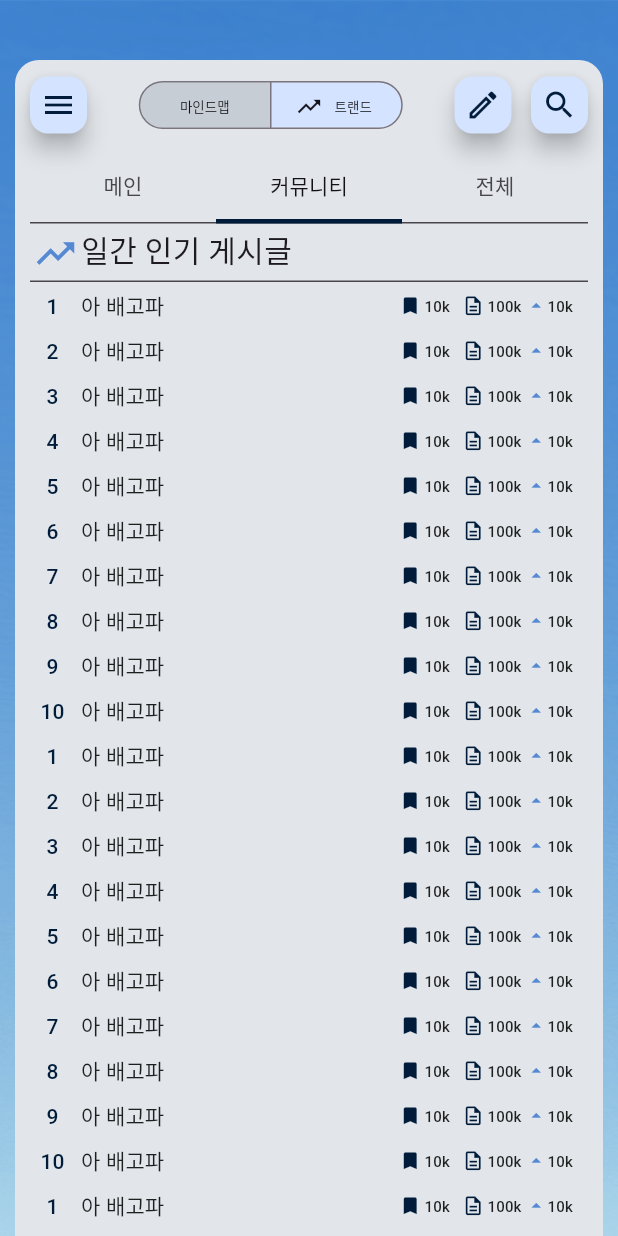
After one commit to Capstone-Design-LAXY/LAXY-Client, a Flutter app: the screen it shows after launch, tab 2 chosen, on a phone screen of 412 x 824 dp. The commit adds this screen. Run offline on Flutter 3.47's test engine with Material 3 defaults, Android fonts, the phone set to English and light mode, and no system bars.

Commit message:
트랜드 - 화면 구성 완료 (이중 드롭다운 2개를 분리하는 작업 필요)

```diff
--- a/lib/common/component/custom_tab_bar.dart
+++ b/lib/common/component/custom_tab_bar.dart
@@ -21,7 +21,9 @@ class CustomTabBar extends StatelessWidget {
         indicatorColor: Color(0xFF001C3A),
         labelColor: Color(0xFF141218),
         indicatorSize: TabBarIndicatorSize.tab,
-        dividerHeight: 0,
+        indicatorWeight: 3,
+        dividerHeight: 1,
+        dividerColor: Color(0xFF48464C),
         overlayColor: WidgetStatePropertyAll(Color(0xFFB6C0CD)),
         splashBorderRadius: BorderRadius.circular(80),
       ),
--- /dev/null
+++ b/lib/common/component/tag_ranking_list_tile.dart
@@ -0,0 +1,69 @@
+import 'package:flutter/material.dart';
+
+class TagRankingListTile extends StatelessWidget {
+  final int? rank;
+
+  const TagRankingListTile({
+    this.rank = 1,
+    Key? key,
+  }) : super(key: key);
+
+  @override
+  Widget build(BuildContext context) {
+    // TODO: 테마 적용
+    return SizedBox(
+      height: 30,
+      child: MaterialButton(
+        // color: Colors.amber,
+        onPressed: () {},
+        elevation: 0,
+        padding: EdgeInsets.zero,
+        child: Row(
+          children: [
+            Container(
+              // color: Colors.black,
+              height: 20,
+              width: 30,
+              child: Text('$rank', style: TextStyle(color: Color(0xFF001C3A)), textAlign: TextAlign.center,),
+            ),
+            SizedBox(width: 4,),
+            Text('아 배고파'),
+            Expanded(child: SizedBox()),
+            Row(
+              children: [
+                Icon(Icons.bookmark, size: 15, color: Color(0xFF001C3A),),
+                SizedBox(width: 2,),
+                Container(
+                    width: 23,
+                    child: Text('10k', style: TextStyle(fontSize: 10))
+                ),
+              ],
+            ),
+            SizedBox(width: 2,),
+            Row(
+              children: [
+                Icon(Icons.description_outlined, size: 15, color: Color(0xFF001C3A),),
+                SizedBox(width: 2,),
+                Container(
+                    width: 23,
+                    child: Text('100k', style: TextStyle(fontSize: 10))
+                ),
+              ],
+            ),
+            SizedBox(width: 2,),
+            Row(
+              children: [
+                Icon(Icons.arrow_drop_up, size: 15, color: Color(0xFF5589D3),),
+                Container(
+                    width: 23,
+                    child: Text('10k', style: TextStyle(fontSize: 10))
+                ),
+              ],
+            ),
+            SizedBox(width: 4,),
+          ],
+        ),
+      ),
+    );
+  }
+}
--- /dev/null
+++ b/lib/screen/trends_community_tab_view.dart
@@ -0,0 +1,102 @@
+import 'package:flutter/material.dart';
+import 'package:laxy/common/component/post_ranking_list_tile.dart';
+import 'package:laxy/common/component/tag_ranking_list_tile.dart';
+
+class TrendsCommunityTabView extends StatefulWidget {
+
+  const TrendsCommunityTabView({
+    Key? key,
+  }) : super(key: key);
+
+  @override
+  State<TrendsCommunityTabView> createState() => _TrendsCommunityTabView();
+}
+
+enum Main{ mindMap, trends }
+
+class _TrendsCommunityTabView extends State<TrendsCommunityTabView>
+    with SingleTickerProviderStateMixin {
+  late TabController controller;
+  Main mainView = Main.trends;
+
+  @override
+  void initState() {
+    super.initState();
+
+    controller = TabController(length: 3, vsync: this);
+  }
+
+  @override
+  void dispose() {
+    controller.dispose();
+    super.dispose();
+  }
+
+  @override
+  Widget build(BuildContext context) {
+    // TODO: 테마 적용
+    return ListView(
+      children: [
+        // 헤더
+        // Divider(height: 1, color: Color(0xFF48464C),),
+        Container(
+          child: Row(
+            children: [
+              Padding(
+                padding: const EdgeInsets.only(top: 5, left: 2, right: 2),
+                child: Icon(Icons.trending_up, color: Color(0xFF5589D3), size: 30,),
+              ),
+              Text(
+                '일간 인기 게시글',
+                style: TextStyle(
+                    fontSize: 20,
+                    fontWeight: FontWeight.w200
+                ),
+              ),
+              Expanded(child: SizedBox(),),
+            ],
+          ),
+        ),
+        Padding(
+          padding: const EdgeInsets.only(top: 3, bottom: 1),
+          child: Divider(height: 1, color: Color(0xFF48464C),),
+        ),
+        Column(
+          children: <Widget>[
+            // 리스트
+            TagRankingListTile(rank: 1,),
+            TagRankingListTile(rank: 2,),
+            TagRankingListTile(rank: 3,),
+            TagRankingListTile(rank: 4,),
+            TagRankingListTile(rank: 5,),
+            TagRankingListTile(rank: 6,),
+            TagRankingListTile(rank: 7,),
+            TagRankingListTile(rank: 8,),
+            TagRankingListTile(rank: 9,),
+            TagRankingListTile(rank: 10,),
+            TagRankingListTile(rank: 1,),
+            TagRankingListTile(rank: 2,),
+            TagRankingListTile(rank: 3,),
+            TagRankingListTile(rank: 4,),
+            TagRankingListTile(rank: 5,),
+            TagRankingListTile(rank: 6,),
+            TagRankingListTile(rank: 7,),
+            TagRankingListTile(rank: 8,),
+            TagRankingListTile(rank: 9,),
+            TagRankingListTile(rank: 10,),
+            TagRankingListTile(rank: 1,),
+            TagRankingListTile(rank: 2,),
+            TagRankingListTile(rank: 3,),
+            TagRankingListTile(rank: 4,),
+            TagRankingListTile(rank: 5,),
+            TagRankingListTile(rank: 6,),
+            TagRankingListTile(rank: 7,),
+            TagRankingListTile(rank: 8,),
+            TagRankingListTile(rank: 9,),
+            TagRankingListTile(rank: 10,),
+          ],
+        ),
+      ],
+    );
+  }
+}
--- a/lib/common/component/trends_main_tab_view.dart
+++ b/lib/screen/trends_main_tab_view.dart
@@ -41,7 +41,7 @@ class _TrendsMainTabView extends State<TrendsMainTabView>
     return ListView(
       children: [
         // 헤더
-        Divider(height: 1, color: Color(0xFF48464C),),
+        // Divider(height: 1, color: Color(0xFF48464C),),
         Container(
           child: Row(
             children: [
--- a/lib/screen/trends_screen.dart
+++ b/lib/screen/trends_screen.dart
@@ -6,8 +6,10 @@ import 'package:flutter/services.dart';
 import 'package:flutter/widgets.dart';
 import 'package:laxy/common/component/custom_floating_action_button.dart';
 import 'package:laxy/common/component/post_ranking_list_tile.dart';
-import 'package:laxy/common/component/trends_main_tab_view.dart';
+import 'package:laxy/screen/trends_community_tab_view.dart';
+import 'package:laxy/screen/trends_main_tab_view.dart';
 import 'package:laxy/common/layout/default_layout.dart';
+import 'package:laxy/screen/trends_post_tab_view.dart';
 import 'package:laxy/theme/custom_theme_mode.dart';
 import '../common/component/custom_tab_bar.dart';
 
@@ -147,8 +149,8 @@ class _TrendsScreenState extends State<TrendsScreen>
                         controller: controller,
                         children: [
                           TrendsMainTabView(),
-                          TrendsMainTabView(),
-                          TrendsMainTabView(),
+                          TrendsCommunityTabView(),
+                          TrendsPostTabView(),
                         ],
                       ),
                     )
```
Also changed, not shown: lib/common/component/custom_button_segment.dart (deleted, +0 -24 lines), lib/common/component/post_list_tile.dart (added, +83 -0 lines), lib/component/floating_button.dart (deleted, +0 -66 lines), lib/screen/trends_post_tab_view.dart (added, +121 -0 lines).
